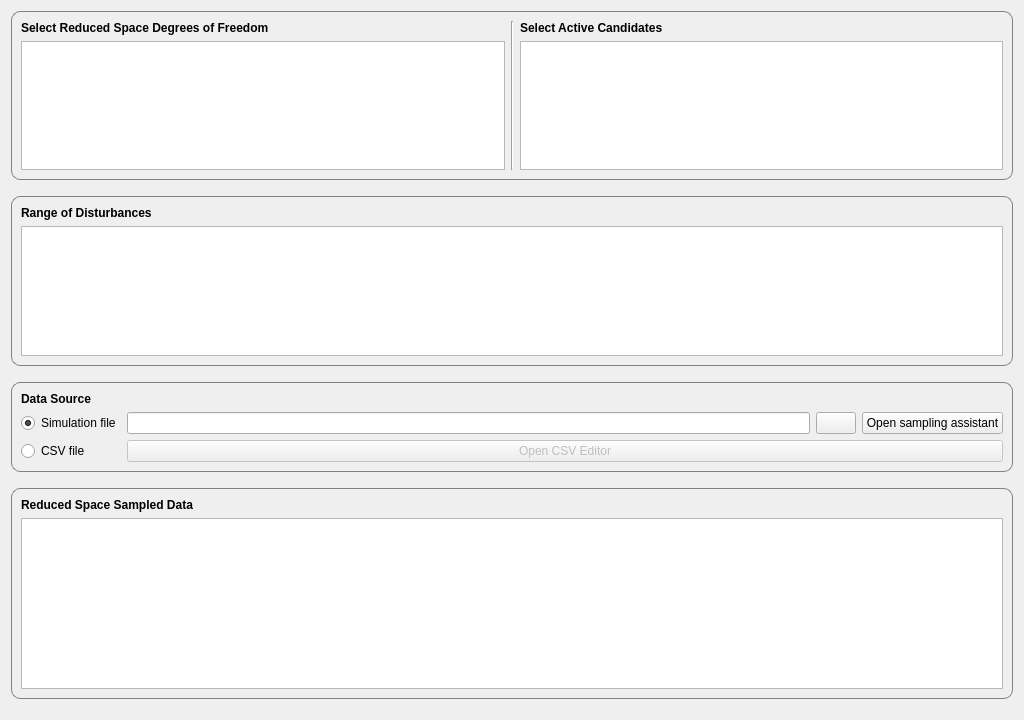
Old version of the form gui/views/ui_files/reducedspacetab.ui in the repository feslima/metacontrol.
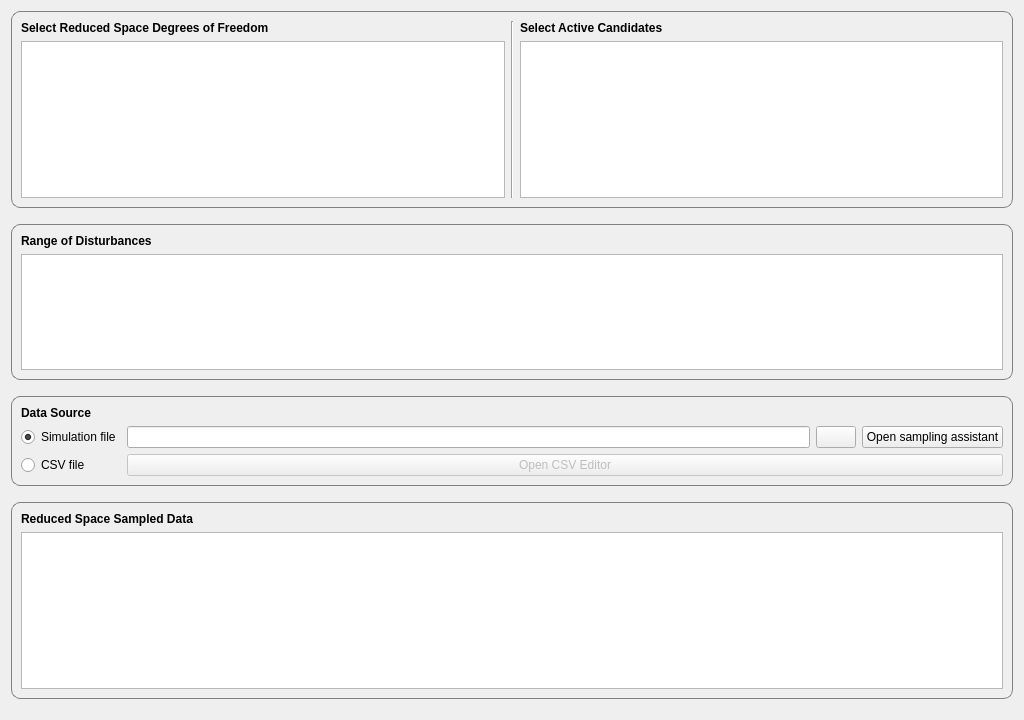
New version of the form. Icons and pictures are not drawn.

What changed in the file:
```diff
--- a/gui/views/ui_files/reducedspacetab.ui
+++ b/gui/views/ui_files/reducedspacetab.ui
@@ -50,7 +50,7 @@
       <item row="1" column="0">
        <widget class="QTableView" name="reducedSpaceDofTableView">
         <property name="sizePolicy">
-         <sizepolicy hsizetype="Expanding" vsizetype="Maximum">
+         <sizepolicy hsizetype="Expanding" vsizetype="Expanding">
           <horstretch>0</horstretch>
           <verstretch>0</verstretch>
          </sizepolicy>
@@ -64,7 +64,7 @@
         <property name="maximumSize">
          <size>
           <width>16777215</width>
-          <height>150</height>
+          <height>16777215</height>
          </size>
         </property>
         <property name="editTriggers">
@@ -72,16 +72,6 @@
         </property>
        </widget>
       </item>
-      <item row="1" column="2">
-       <widget class="QTableView" name="activeCandidatesTableView">
-        <property name="maximumSize">
-         <size>
-          <width>16777215</width>
-          <height>150</height>
-         </size>
-        </property>
-       </widget>
-      </item>
       <item row="0" column="2">
        <widget class="QLabel" name="label_5">
         <property name="font">
@@ -102,6 +92,16 @@
         </property>
        </widget>
       </item>
+      <item row="1" column="2">
+       <widget class="QTableView" name="activeCandidatesTableView">
+        <property name="maximumSize">
+         <size>
+          <width>16777215</width>
+          <height>16777215</height>
+         </size>
+        </property>
+       </widget>
+      </item>
      </layout>
     </widget>
    </item>
```
